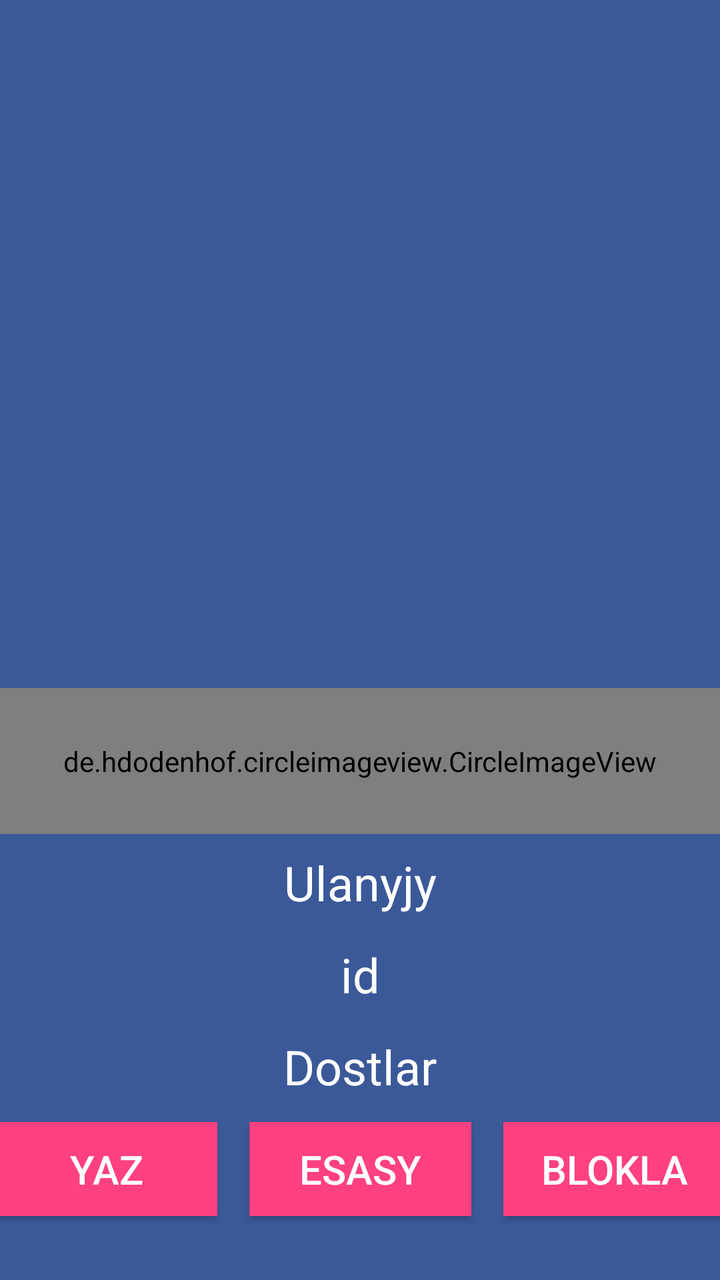
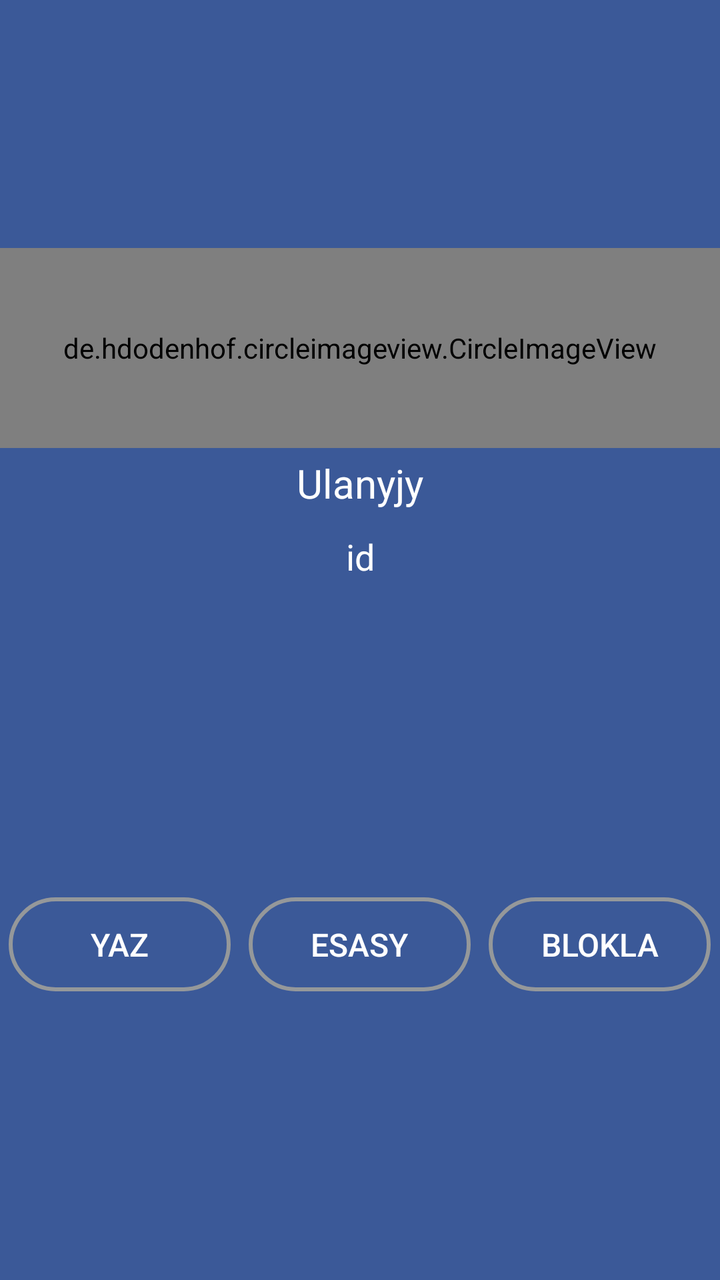

Before-and-after screenshots of an Android layout around one commit, followed by the original layout XML and the change that was made.
<!-- AndroidManifest.xml: application theme AppTheme -->
<!-- res/layout/layout.xml -->
<?xml version="1.0" encoding="utf-8"?>
<android.support.constraint.ConstraintLayout xmlns:android="http://schemas.android.com/apk/res/android"
    xmlns:app="http://schemas.android.com/apk/res-auto"
    xmlns:tools="http://schemas.android.com/tools"
    android:layout_width="match_parent"
    android:layout_height="400dp"
    android:background="@color/colorPrimary">

    <ImageView
        android:id="@+id/dost_onizleme_arkafon"
        android:layout_width="0dp"
        android:layout_height="178dp"
        android:layout_marginBottom="10dp"
        android:scaleType="fitXY"
        app:layout_constraintBottom_toTopOf="@+id/dost_onizleme_ady"
        app:layout_constraintEnd_toEndOf="parent"
        app:layout_constraintHorizontal_bias="0.0"
        app:layout_constraintStart_toStartOf="parent"
        app:layout_constraintTop_toTopOf="parent"
        app:layout_constraintVertical_bias="0.0"
        app:srcCompat="@drawable/background" />

    <de.hdodenhof.circleimageview.CircleImageView

        android:id="@+id/dost_onizleme_profil"
        android:layout_width="0dp"
        android:layout_height="73dp"

        android:layout_marginTop="48dp"

        android:layout_marginBottom="8dp"

        android:src="@mipmap/profil"
        app:layout_constraintBottom_toTopOf="@+id/dost_onizleme_ady"
        app:layout_constraintEnd_toEndOf="parent"
        app:layout_constraintHorizontal_bias="0.0"
        app:layout_constraintStart_toStartOf="parent"
        app:layout_constraintTop_toTopOf="parent"
        app:layout_constraintVertical_bias="1.0" />

    <TextView
        android:id="@+id/dost_onizleme_ady"
        android:layout_width="0dp"
        android:layout_height="38dp"
        android:layout_marginBottom="8dp"
        android:text="@string/ulanyjy"
        android:textAlignment="center"
        android:textColor="@android:color/white"
        android:textSize="24sp"
        app:layout_constraintBottom_toTopOf="@+id/dost_onizleme_id"
        app:layout_constraintEnd_toEndOf="parent"
        app:layout_constraintHorizontal_bias="0.438"
        app:layout_constraintStart_toStartOf="parent" />

    <TextView
        android:id="@+id/dost_onizleme_id"
        android:layout_width="0dp"
        android:layout_height="38dp"
        android:layout_marginBottom="8dp"
        android:text="@string/id"
        android:textAlignment="center"
        android:textColor="@android:color/white"
        android:textSize="24sp"
        app:layout_constraintBottom_toTopOf="@+id/dost_onizleme_dostlar"
        app:layout_constraintEnd_toEndOf="parent"
        app:layout_constraintHorizontal_bias="0.414"
        app:layout_constraintStart_toStartOf="parent" />

    <TextView
        android:id="@+id/dost_onizleme_dostlar"
        android:layout_width="0dp"
        android:layout_height="36dp"
        android:layout_marginBottom="8dp"
        android:text="@string/dostlar"
        android:textAlignment="center"
        android:textColor="@android:color/white"
        android:textSize="24sp"
        app:layout_constraintBottom_toTopOf="@+id/dost_onizleme_esasy_knopka"
        app:layout_constraintEnd_toEndOf="parent"
        app:layout_constraintHorizontal_bias="0.457"
        app:layout_constraintStart_toStartOf="parent" />

    <Button
        android:id="@+id/dost_onizleme_yaz"
        android:layout_width="111dp"
        android:layout_height="47dp"
        android:layout_marginStart="8dp"
        android:layout_marginEnd="8dp"
        android:layout_marginBottom="32dp"
        android:background="@color/colorAccent"
        android:text="@string/yaz"
        android:textColor="@android:color/white"
        android:textSize="20sp"
        app:layout_constraintBottom_toBottomOf="parent"
        app:layout_constraintEnd_toStartOf="@+id/dost_onizleme_esasy_knopka"
        app:layout_constraintStart_toStartOf="parent" />

    <Button
        android:id="@+id/dost_onizleme_esasy_knopka"
        android:layout_width="111dp"
        android:layout_height="47dp"
        android:layout_marginStart="8dp"
        android:layout_marginEnd="8dp"
        android:layout_marginBottom="32dp"
        android:background="@color/colorAccent"
        android:text="@string/esasy"
        android:textColor="@android:color/white"
        android:textSize="20sp"
        app:layout_constraintBottom_toBottomOf="parent"
        app:layout_constraintEnd_toStartOf="@+id/dost_onizleme_blok"
        app:layout_constraintStart_toEndOf="@+id/dost_onizleme_yaz" />

    <Button
        android:id="@+id/dost_onizleme_blok"
        android:layout_width="111dp"
        android:layout_height="47dp"
        android:layout_marginStart="8dp"
        android:layout_marginEnd="8dp"
        android:layout_marginBottom="32dp"
        android:background="@color/colorAccent"
        android:text="@string/blokla"
        android:textColor="@android:color/white"
        android:textSize="20sp"
        app:layout_constraintBottom_toBottomOf="parent"
        app:layout_constraintEnd_toEndOf="parent"
        app:layout_constraintStart_toEndOf="@+id/dost_onizleme_esasy_knopka" />
</android.support.constraint.ConstraintLayout>
<!-- resources referenced by this layout -->
<resources>
  <color name="colorAccent">#FF4081</color>
  <color name="colorPrimary">#3B5998</color>
  <!-- drawable background: png bitmap (drawable, 35925 bytes) -->
  <!-- mipmap profil: png bitmap (mipmap-hdpi, 2906 bytes) -->
  <string name="blokla">Blokla</string>
  <string name="dostlar">Dostlar</string>
  <string name="esasy">Esasy</string>
  <string name="id">id</string>
  <string name="ulanyjy">Ulanyjy</string>
  <string name="yaz">Yaz</string>
  <style name="AppTheme" parent="Theme.AppCompat.Light.NoActionBar">
          
          <item name="colorPrimary">@color/colorPrimary</item>
          <item name="colorPrimaryDark">@color/colorPrimaryDark</item>
          <item name="colorAccent">@color/colorAccent</item>
      </style>
  <color name="colorPrimaryDark">#2f333f</color>
</resources>

<!-- the commit's change to res/layout/layout.xml (unified diff, before → after) -->
@@ -10,118 +10,126 @@
         android:id="@+id/dost_onizleme_arkafon"
         android:layout_width="0dp"
         android:layout_height="178dp"
-        android:layout_marginBottom="10dp"
         android:scaleType="fitXY"
-        app:layout_constraintBottom_toTopOf="@+id/dost_onizleme_ady"
         app:layout_constraintEnd_toEndOf="parent"
         app:layout_constraintHorizontal_bias="0.0"
         app:layout_constraintStart_toStartOf="parent"
         app:layout_constraintTop_toTopOf="parent"
-        app:layout_constraintVertical_bias="0.0"
         app:srcCompat="@drawable/background" />
 
     <de.hdodenhof.circleimageview.CircleImageView
 
         android:id="@+id/dost_onizleme_profil"
         android:layout_width="0dp"
-        android:layout_height="73dp"
+        android:layout_height="100dp"
 
-        android:layout_marginTop="48dp"
-
-        android:layout_marginBottom="8dp"
+        android:layout_marginTop="124dp"
 
         android:src="@mipmap/profil"
-        app:layout_constraintBottom_toTopOf="@+id/dost_onizleme_ady"
         app:layout_constraintEnd_toEndOf="parent"
         app:layout_constraintHorizontal_bias="0.0"
         app:layout_constraintStart_toStartOf="parent"
-        app:layout_constraintTop_toTopOf="parent"
-        app:layout_constraintVertical_bias="1.0" />
+        app:layout_constraintTop_toTopOf="parent" />
 
-    <TextView
-        android:id="@+id/dost_onizleme_ady"
-        android:layout_width="0dp"
-        android:layout_height="38dp"
-        android:layout_marginBottom="8dp"
-        android:text="@string/ulanyjy"
-        android:textAlignment="center"
-        android:textColor="@android:color/white"
-        android:textSize="24sp"
-        app:layout_constraintBottom_toTopOf="@+id/dost_onizleme_id"
+    <LinearLayout
+        android:id="@+id/linearLayout4"
+        android:layout_width="match_parent"
+        android:layout_height="0dp"
+        android:layout_marginTop="4dp"
+        android:orientation="vertical"
         app:layout_constraintEnd_toEndOf="parent"
-        app:layout_constraintHorizontal_bias="0.438"
-        app:layout_constraintStart_toStartOf="parent" />
+        app:layout_constraintStart_toStartOf="parent"
+        app:layout_constraintTop_toBottomOf="@+id/dost_onizleme_profil">
 
-    <TextView
-        android:id="@+id/dost_onizleme_id"
-        android:layout_width="0dp"
-        android:layout_height="38dp"
-        android:layout_marginBottom="8dp"
-        android:text="@string/id"
-        android:textAlignment="center"
-        android:textColor="@android:color/white"
-        android:textSize="24sp"
-        app:layout_constraintBottom_toTopOf="@+id/dost_onizleme_dostlar"
-        app:layout_constraintEnd_toEndOf="parent"
-        app:layout_constraintHorizontal_bias="0.414"
-        app:layout_constraintStart_toStartOf="parent" />
+        <TextView
+            android:id="@+id/dost_onizleme_ady"
+            android:layout_width="match_parent"
+            android:layout_height="38dp"
+            android:text="@string/ulanyjy"
+            android:textAlignment="center"
+            android:textColor="@android:color/white"
+            android:textSize="20sp" />
 
-    <TextView
-        android:id="@+id/dost_onizleme_dostlar"
-        android:layout_width="0dp"
-        android:layout_height="36dp"
-        android:layout_marginBottom="8dp"
-        android:text="@string/dostlar"
-        android:textAlignment="center"
-        android:textColor="@android:color/white"
-        android:textSize="24sp"
-        app:layout_constraintBottom_toTopOf="@+id/dost_onizleme_esasy_knopka"
-        app:layout_constraintEnd_toEndOf="parent"
-        app:layout_constraintHorizontal_bias="0.457"
-        app:layout_constraintStart_toStartOf="parent" />
+        <TextView
+            android:id="@+id/dost_onizleme_id"
+            android:layout_width="match_parent"
+            android:layout_height="38dp"
+            android:text="@string/id"
+            android:textAlignment="center"
+            android:textColor="@android:color/white"
+            android:textSize="18sp" />
 
-    <Button
-        android:id="@+id/dost_onizleme_yaz"
-        android:layout_width="111dp"
-        android:layout_height="47dp"
-        android:layout_marginStart="8dp"
-        android:layout_marginEnd="8dp"
-        android:layout_marginBottom="32dp"
-        android:background="@color/colorAccent"
-        android:text="@string/yaz"
-        android:textColor="@android:color/white"
-        android:textSize="20sp"
-        app:layout_constraintBottom_toBottomOf="parent"
-        app:layout_constraintEnd_toStartOf="@+id/dost_onizleme_esasy_knopka"
-        app:layout_constraintStart_toStartOf="parent" />
+        <TextView
+            android:id="@+id/dost_onizleme_dostlar"
+            android:layout_width="match_parent"
+            android:layout_height="36dp"
+            android:text="@string/dostlar"
+            android:textAlignment="center"
+            android:textColor="@android:color/white"
+            android:textSize="24sp"
+            android:visibility="gone" />
+    </LinearLayout>
 
-    <Button
-        android:id="@+id/dost_onizleme_esasy_knopka"
-        android:layout_width="111dp"
-        android:layout_height="47dp"
-        android:layout_marginStart="8dp"
-        android:layout_marginEnd="8dp"
-        android:layout_marginBottom="32dp"
-        android:background="@color/colorAccent"
-        android:text="@string/esasy"
-        android:textColor="@android:color/white"
-        android:textSize="20sp"
-        app:layout_constraintBottom_toBottomOf="parent"
-        app:layout_constraintEnd_toStartOf="@+id/dost_onizleme_blok"
-        app:layout_constraintStart_toEndOf="@+id/dost_onizleme_yaz" />
-
-    <Button
-        android:id="@+id/dost_onizleme_blok"
-        android:layout_width="111dp"
-        android:layout_height="47dp"
-        android:layout_marginStart="8dp"
-        android:layout_marginEnd="8dp"
-        android:layout_marginBottom="32dp"
-        android:background="@color/colorAccent"
-        android:text="@string/blokla"
-        android:textColor="@android:color/white"
-        android:textSize="20sp"
+    <LinearLayout
+        android:layout_width="match_parent"
+        android:layout_height="wrap_content"
+        android:orientation="horizontal"
         app:layout_constraintBottom_toBottomOf="parent"
         app:layout_constraintEnd_toEndOf="parent"
-        app:layout_constraintStart_toEndOf="@+id/dost_onizleme_esasy_knopka" />
+        app:layout_constraintStart_toStartOf="parent"
+        app:layout_constraintTop_toBottomOf="@+id/linearLayout4">
+
+        <LinearLayout
+            android:layout_width="match_parent"
+            android:layout_height="match_parent"
+            android:layout_weight="1"
+            android:gravity="center|center_horizontal|center_vertical"
+            android:orientation="horizontal">
+
+            <Button
+                android:id="@+id/dost_onizleme_yaz"
+                android:layout_width="111dp"
+                android:layout_height="47dp"
+                android:background="@drawable/search"
+                android:text="@string/yaz"
+                android:textColor="@android:color/white"
+                android:textSize="16sp" />
+        </LinearLayout>
+
+        <LinearLayout
+            android:layout_width="match_parent"
+            android:layout_height="match_parent"
+            android:layout_weight="1"
+            android:gravity="center|center_horizontal|center_vertical"
+            android:orientation="horizontal">
+
+            <Button
+                android:id="@+id/dost_onizleme_esasy_knopka"
+                android:layout_width="111dp"
+                android:layout_height="47dp"
+                android:background="@drawable/search"
+                android:text="@string/esasy"
+                android:textColor="@android:color/white"
+                android:textSize="16sp" />
+        </LinearLayout>
+
+        <LinearLayout
+            android:layout_width="match_parent"
+            android:layout_height="match_parent"
+            android:layout_weight="1"
+            android:gravity="center|center_horizontal|center_vertical"
+            android:orientation="horizontal">
+
+            <Button
+                android:id="@+id/dost_onizleme_blok"
+                android:layout_width="111dp"
+                android:layout_height="47dp"
+                android:background="@drawable/search"
+                android:text="@string/blokla"
+                android:textColor="@android:color/white"
+                android:textSize="16sp" />
+        </LinearLayout>
+
+    </LinearLayout>
+
 </android.support.constraint.ConstraintLayout>
<!-- resource entries referenced after the edit -->
@@ -3,6 +3,15 @@
   <color name="colorAccent">#FF4081</color>
   <color name="colorPrimary">#3B5998</color>
   <!-- drawable background: png bitmap (drawable, 35925 bytes) -->
+  <!-- drawable search (drawable) -->
+  <?xml version="1.0" encoding="utf-8"?>
+  <shape xmlns:android="http://schemas.android.com/apk/res/android">
+  
+      <stroke
+          android:color="#95989A"
+          android:width="2dp"/>
+      <corners android:radius="40dp"/>
+  </shape>
   <!-- mipmap profil: png bitmap (mipmap-hdpi, 2906 bytes) -->
   <string name="blokla">Blokla</string>
   <string name="dostlar">Dostlar</string>
